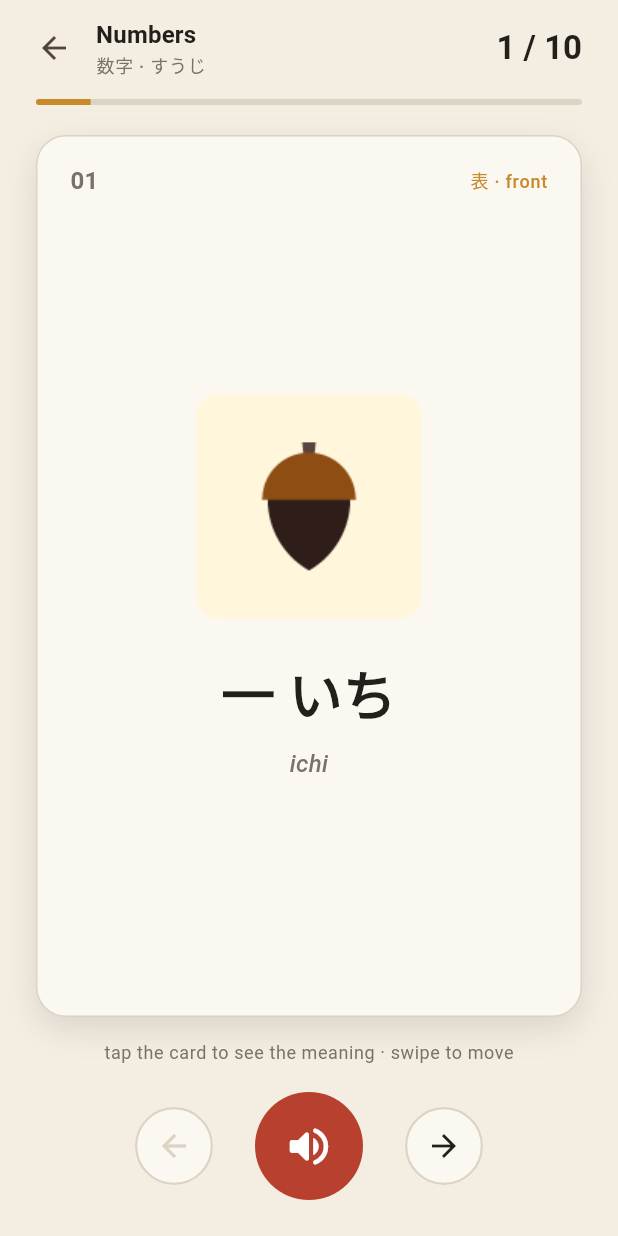
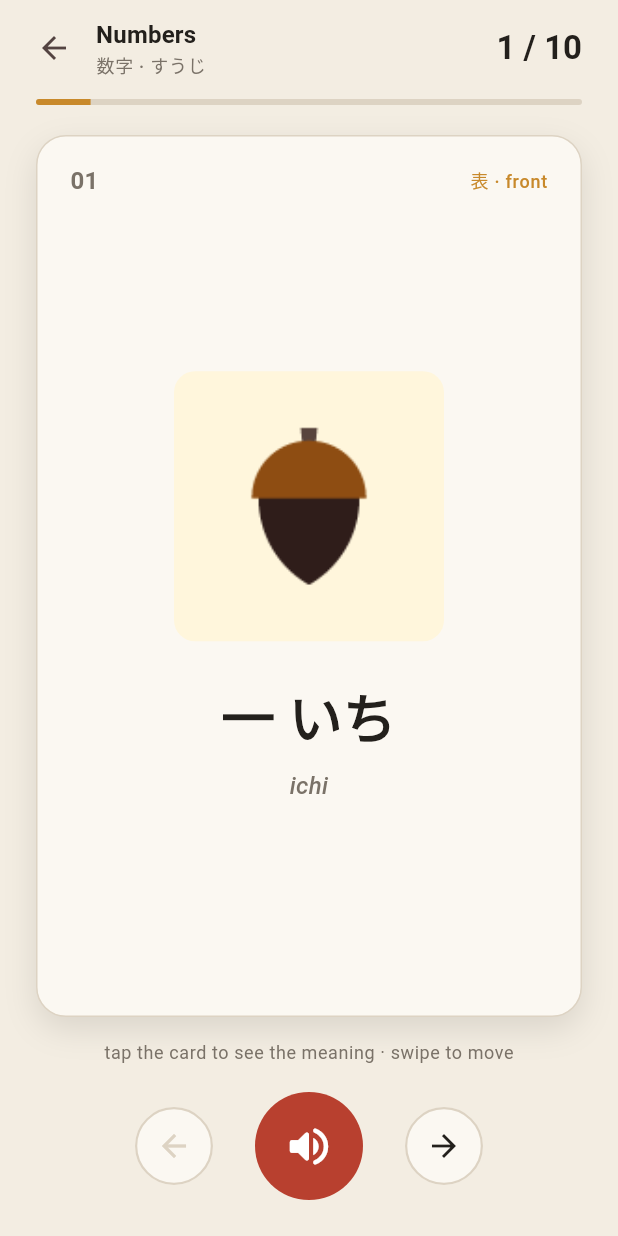
Before and after one commit to sirine2907/language_learning_app, a Flutter app: the screen it shows after launch, after a tap on an icon or button, on a phone screen of 412 x 824 dp. Run offline on Flutter 3.47's test engine with Material 3 defaults, Android fonts, the light colour scheme and no system bars; our stand-ins replace audioplayers, equatable, flutter_bloc, google_fonts; Roboto replaces fonts that are missing (Shippori Mincho).

Commit message:
change app name to Japanese Flashcards, bigger pictures on cards

```diff
--- a/lib/features/lessons/presentation/widgets/flashcard.dart
+++ b/lib/features/lessons/presentation/widgets/flashcard.dart
@@ -70,8 +70,8 @@ class Flashcard extends StatelessWidget {
       children: [
         if (word.hasImage) ...[
           Container(
-            width: 150,
-            height: 150,
+            width: 180,
+            height: 180,
             padding: const EdgeInsets.all(8),
             decoration: BoxDecoration(
               color: AppColors.pictureBackground,
```
Also changed, not shown: 4 other files.
